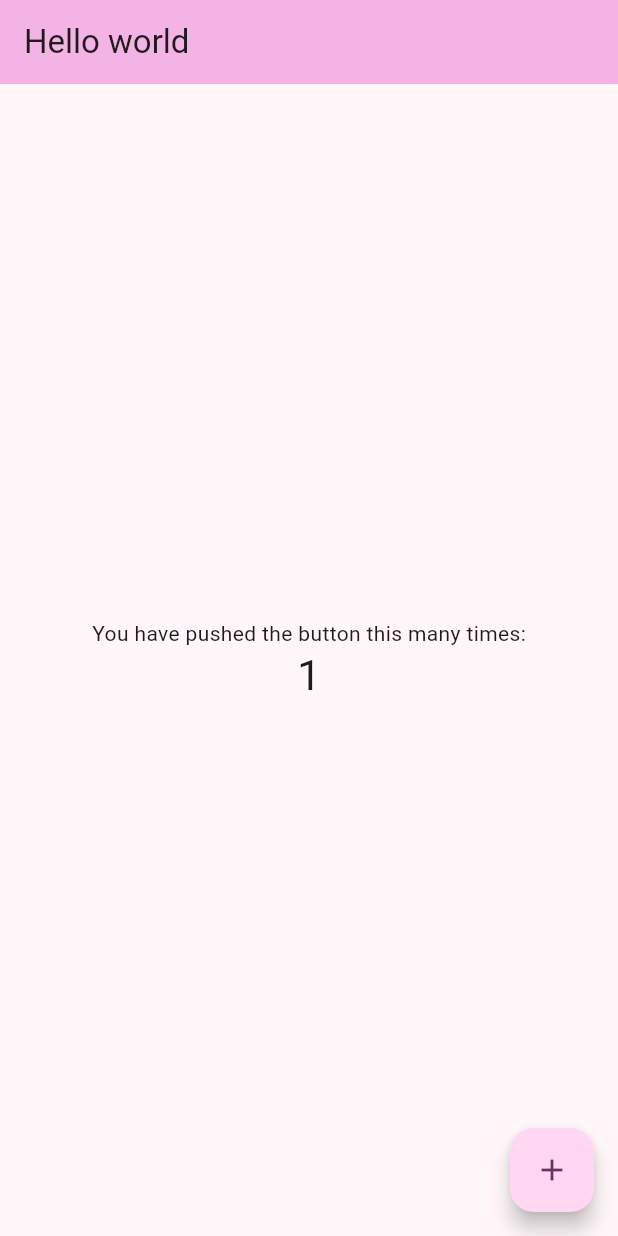
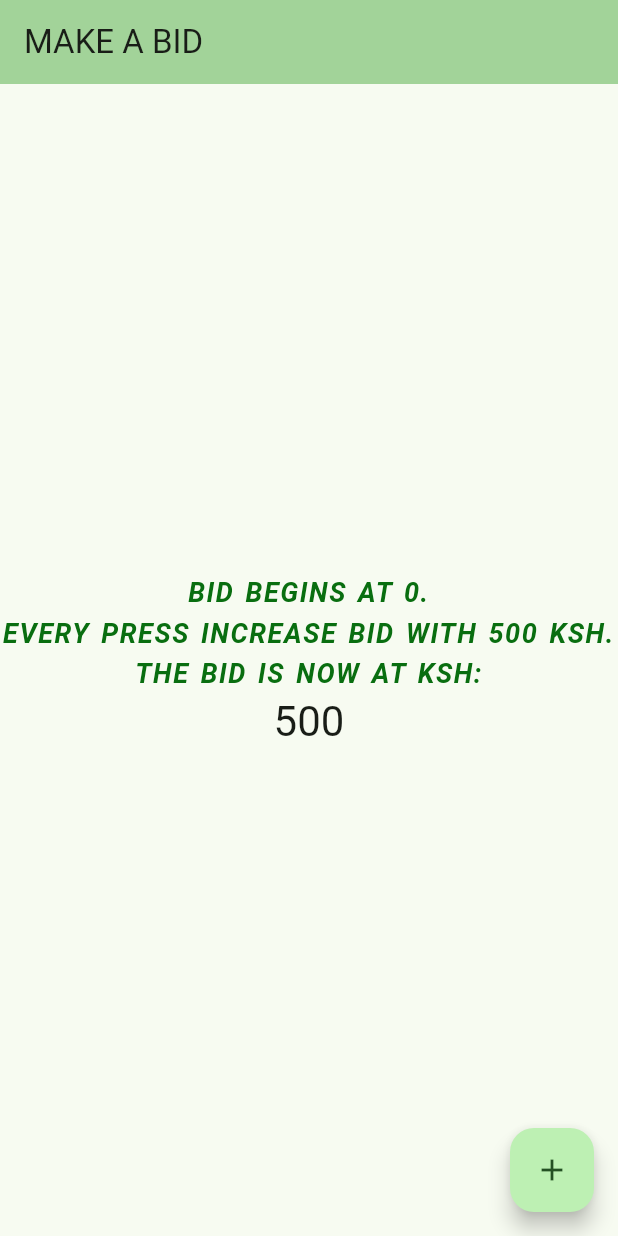
Before and after one commit to RachaelKivuti/flutter-getting-started, a Flutter app: the screen it shows after launch, after a tap on the "add" icon, on a phone screen of 412 x 824 dp. Run offline on Flutter 3.47's test engine with Material 3 defaults, Android fonts, the phone set to English and light mode, and no system bars.

Commit message:
make a bid

```diff
--- a/my_counter/lib/main.dart
+++ b/my_counter/lib/main.dart
@@ -17,27 +17,12 @@ class MyApp extends StatelessWidget {
           false, //removing the debug banner in application
       title: 'My counter',
       theme: ThemeData(
-        // This is the theme of your application.
-        //
-        // TRY THIS: Try running your application with "flutter run". You'll see
-        // the application has a purple toolbar. Then, without quitting the app,
-        // try changing the seedColor in the colorScheme below to Colors.green
-        // and then invoke "hot reload" (save your changes or press the "hot
-        // reload" button in a Flutter-supported IDE, or press "r" if you used
-        // the command line to start the app).
-        //
-        // Notice that the counter didn't reset back to zero; the application
-        // state is not lost during the reload. To reset the state, use hot
-        // restart instead.
-        //
-        // This works for code too, not just values: Most code changes can be
-        // tested with just a hot reload.
         colorScheme: ColorScheme.fromSeed(
-            seedColor: const Color.fromARGB(255, 77, 6, 73)),
+            seedColor: const Color.fromARGB(255, 2, 121, 28)),
         canvasColor: Theme.of(context).colorScheme.background,
         useMaterial3: true,
       ),
-      home: const MyHomePage(title: 'Hello world'),
+      home: const MyHomePage(title: 'MAKE A BID'),
     );
   }
 }
@@ -45,53 +30,27 @@ class MyApp extends StatelessWidget {
 class MyHomePage extends StatefulWidget {
   const MyHomePage({super.key, required this.title});
 
-  // This widget is the home page of your application. It is stateful, meaning
-  // that it has a State object (defined below) that contains fields that affect
-  // how it looks.
-
-  // This class is the configuration for the state. It holds the values (in this
-  // case the title) provided by the parent (in this case the App widget) and
-  // used by the build method of the State. Fields in a Widget subclass are
-  // always marked "final".
-
   final String title;
 
   @override
   State<MyHomePage> createState() => _MyHomePageState();
 }
 
+//the state class of the stateful widget class
 class _MyHomePageState extends State<MyHomePage> {
-
-  int _counter = 0;
+  int _counter = 0; // value the bid starts
 
   void _incrementCounter() {
     setState(() {
-      // This call to setState tells the Flutter framework that something has
-      // changed in this State, which causes it to rerun the build method below
-      // so that the display can reflect the updated values. If we changed
-      // _counter without calling setState(), then the build method would not be
-      // called again, and so nothing would appear to happen.
-      _counter++;
+      _counter += 500; // each click of button increases bid by 500 ksh
     });
-
   }
 
   @override
   Widget build(BuildContext context) {
-    // This method is rerun every time setState is called, for instance as done
-    // by the _incrementCounter method above.
-    //
-    // The Flutter framework has been optimized to make rerunning build methods
-    // fast, so that you can just rebuild anything that needs updating rather
-    // than having to individually change instances of widgets.
     return Scaffold(
       appBar: AppBar(
-        // TRY THIS: Try changing the color here to a specific color (to
-        // Colors.amber, perhaps?) and trigger a hot reload to see the AppBar
-        // change color while the other colors stay the same.
         backgroundColor: Theme.of(context).colorScheme.inversePrimary,
-        // Here we take the value from the MyHomePage object that was created by
-        // the App.build method, and use it to set our appbar title.
         title: Text(widget.title),
       ),
       body: Center(
@@ -114,7 +73,20 @@ class _MyHomePageState extends State<MyHomePage> {
           mainAxisAlignment: MainAxisAlignment.center,
           children: <Widget>[
             const Text(
-              'You have pushed the button this many times:',
+              'BID BEGINS AT 0.\n'
+              'EVERY PRESS INCREASE BID WITH 500 KSH.\n'
+              'THE BID IS NOW AT KSH:',
+              textAlign: TextAlign.center,
+              style: TextStyle(
+                fontFamily: 'Roboto', // Change to the font family
+                fontSize: 18, // Changing the font size
+                color: Color.fromARGB(255, 9, 110, 16), // changing font color
+                fontWeight: FontWeight.bold, // Chaning the font weight
+                fontStyle: FontStyle.italic, // Changing the font style
+                letterSpacing: 1.0, //  adjusting letter spacing
+                wordSpacing: 2.0, // adjusting word spacing
+                height: 1.5, //  adjusting line height
+              ),
             ),
             Text(
               '$_counter',
```
